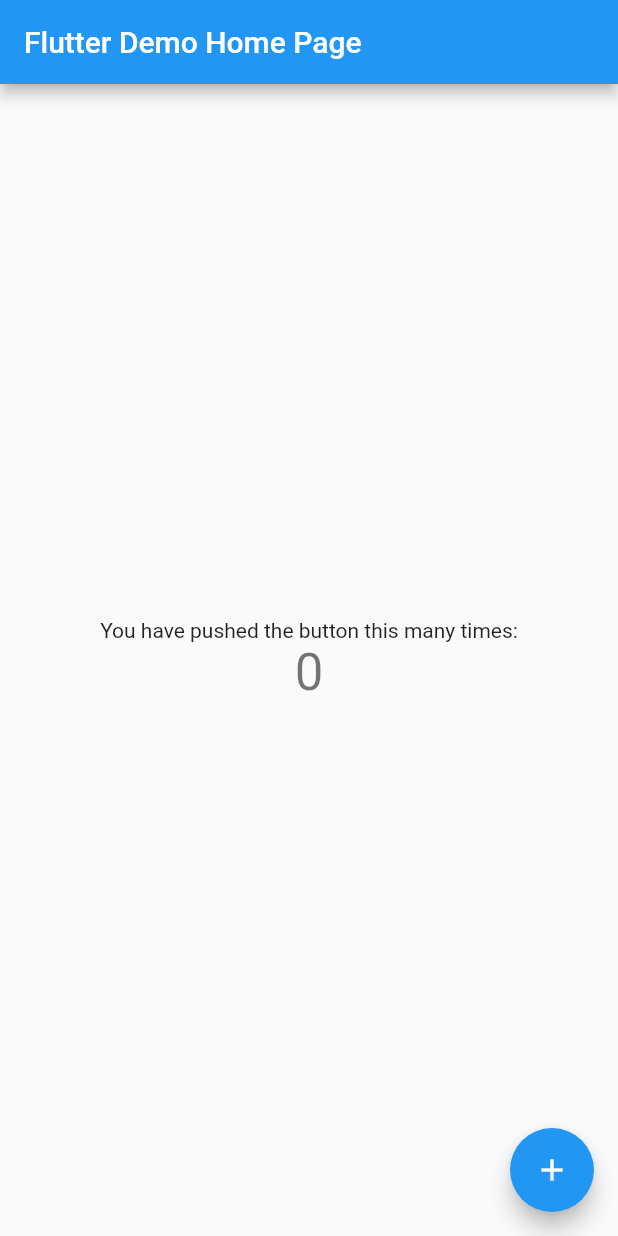
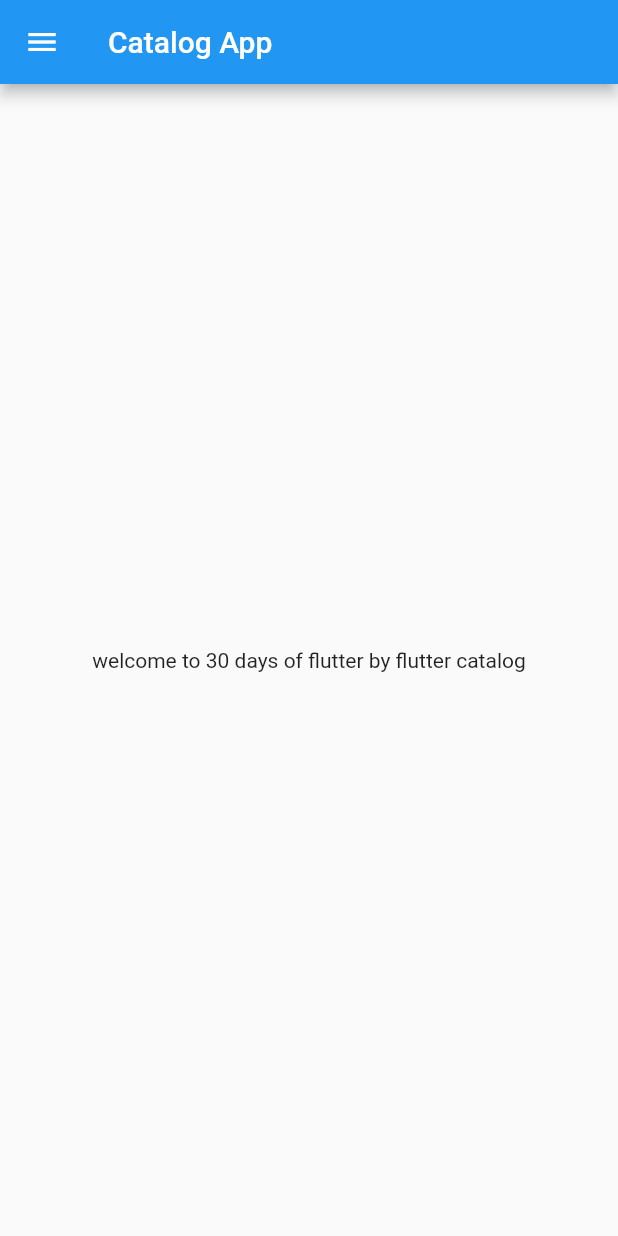
Before and after one commit to vasu9893/FlutterCourse, a Flutter app: the screen it shows after launch, on a phone screen of 412 x 824 dp. Run offline on Flutter 3.47's test engine with Material 2 defaults, Android fonts, the phone set to English and light mode, and no system bars.

Commit message:
day 2 completed

```diff
--- /dev/null
+++ b/lib/home_page.dart
@@ -0,0 +1,21 @@
+import 'package:flutter/material.dart';
+
+class HomePage extends StatelessWidget {
+  final int days = 30;
+  final String name = "flutter catalog";
+
+  @override
+  Widget build(BuildContext context) {
+    return Scaffold(
+      appBar: AppBar(
+        title: Text("Catalog App"),
+      ),
+      body: Center(
+        child: Container(
+          child: Text("welcome to $days days of flutter by $name"),
+        ),
+      ),
+      drawer: Drawer(),
+    );
+  }
+}
--- a/lib/main.dart
+++ b/lib/main.dart
@@ -1,113 +1,15 @@
 import 'package:flutter/material.dart';
+import 'package:flutter_catalog/home_page.dart';
 
 void main() {
   runApp(MyApp());
 }
 
 class MyApp extends StatelessWidget {
-  // This widget is the root of your application.
   @override
   Widget build(BuildContext context) {
     return MaterialApp(
-      title: 'Flutter Demo',
-      theme: ThemeData(
-        // This is the theme of your application.
-        //
-        // Try running your application with "flutter run". You'll see the
-        // application has a blue toolbar. Then, without quitting the app, try
-        // changing the primarySwatch below to Colors.green and then invoke
-        // "hot reload" (press "r" in the console where you ran "flutter run",
-        // or simply save your changes to "hot reload" in a Flutter IDE).
-        // Notice that the counter didn't reset back to zero; the application
-        // is not restarted.
-        primarySwatch: Colors.blue,
-      ),
-      home: MyHomePage(title: 'Flutter Demo Home Page'),
+      home: HomePage(),
     );
   }
 }
-
-class MyHomePage extends StatefulWidget {
-  MyHomePage({Key key, this.title}) : super(key: key);
-
-  // This widget is the home page of your application. It is stateful, meaning
-  // that it has a State object (defined below) that contains fields that affect
-  // how it looks.
-
-  // This class is the configuration for the state. It holds the values (in this
-  // case the title) provided by the parent (in this case the App widget) and
-  // used by the build method of the State. Fields in a Widget subclass are
-  // always marked "final".
-
-  final String title;
-
-  @override
-  _MyHomePageState createState() => _MyHomePageState();
-}
-
-class _MyHomePageState extends State<MyHomePage> {
-  int _counter = 0;
-
-  void _incrementCounter() {
-    setState(() {
-      // This call to setState tells the Flutter framework that something has
-      // changed in this State, which causes it to rerun the build method below
-      // so that the display can reflect the updated values. If we changed
-      // _counter without calling setState(), then the build method would not be
-      // called again, and so nothing would appear to happen.
-      _counter++;
-    });
-  }
-
-  @override
-  Widget build(BuildContext context) {
-    // This method is rerun every time setState is called, for instance as done
-    // by the _incrementCounter method above.
-    //
-    // The Flutter framework has been optimized to make rerunning build methods
-    // fast, so that you can just rebuild anything that needs updating rather
-    // than having to individually change instances of widgets.
-    return Scaffold(
-      appBar: AppBar(
-        // Here we take the value from the MyHomePage object that was created by
-        // the App.build method, and use it to set our appbar title.
-        title: Text(widget.title),
-      ),
-      body: Center(
-        // Center is a layout widget. It takes a single child and positions it
-        // in the middle of the parent.
-        child: Column(
-          // Column is also a layout widget. It takes a list of children and
-          // arranges them vertically. By default, it sizes itself to fit its
-          // children horizontally, and tries to be as tall as its parent.
-          //
-          // Invoke "debug painting" (press "p" in the console, choose the
-          // "Toggle Debug Paint" action from the Flutter Inspector in Android
-          // Studio, or the "Toggle Debug Paint" command in Visual Studio Code)
-          // to see the wireframe for each widget.
-          //
-          // Column has various properties to control how it sizes itself and
-          // how it positions its children. Here we use mainAxisAlignment to
-          // center the children vertically; the main axis here is the vertical
-          // axis because Columns are vertical (the cross axis would be
-          // horizontal).
-          mainAxisAlignment: MainAxisAlignment.center,
-          children: <Widget>[
-            Text(
-              'You have pushed the button this many times:',
-            ),
-            Text(
-              '$_counter',
-              style: Theme.of(context).textTheme.headline4,
-            ),
-          ],
-        ),
-      ),
-      floatingActionButton: FloatingActionButton(
-        onPressed: _incrementCounter,
-        tooltip: 'Increment',
-        child: Icon(Icons.add),
-      ), // This trailing comma makes auto-formatting nicer for build methods.
-    );
-  }
-}
```
